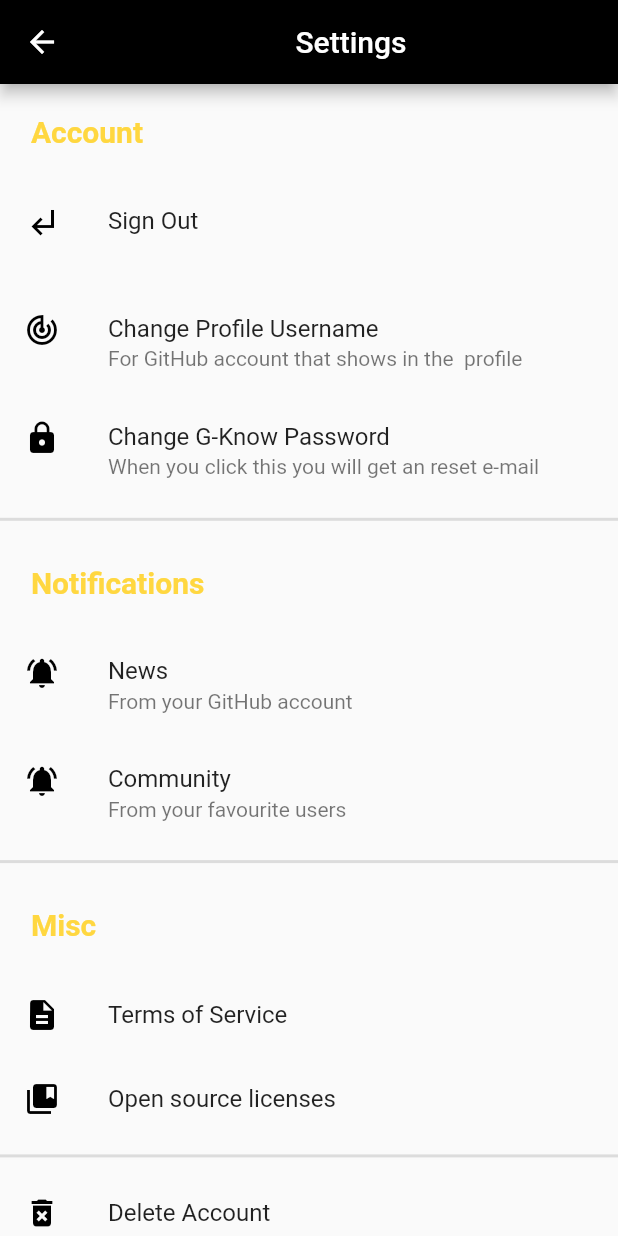
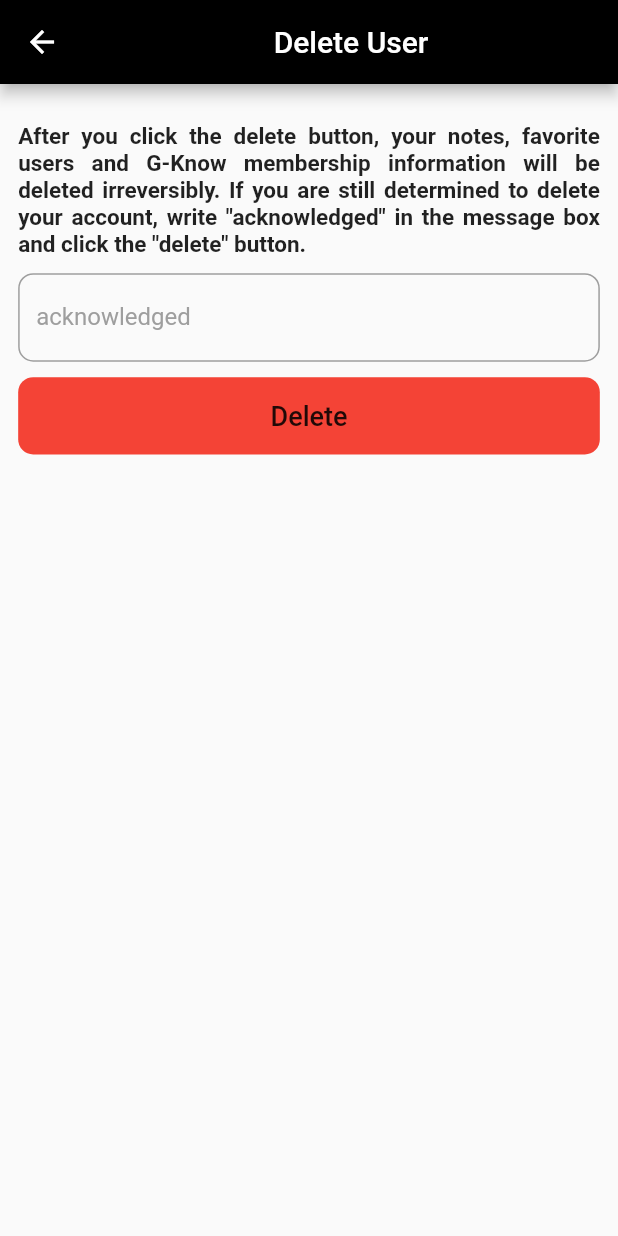
Before and after one commit to bbaltuntas/G-know, a Flutter app: the Settings screen opened directly, after a tap on "Delete Account", on a phone screen of 412 x 824 dp. Run offline on Flutter 3.47's test engine with Material 2 defaults, Android fonts, the phone set to English and light mode, and no system bars; our stand-ins replace cloud_firestore, firebase_auth, firebase_core; accounts and stored records are empty; network calls fail.

```diff
--- a/lib/authenticationService.dart
+++ b/lib/authenticationService.dart
@@ -10,6 +10,10 @@ class AuthenticationService {
 
   Future<void> signOut() async {
     await _firebaseAuth.signOut();
+  }
+
+  Future<void> delete() async {
+    await _firebaseAuth.currentUser.delete();
   }
 
   Future<String> changePassword() async {
--- a/lib/bottomNavigation.dart
+++ b/lib/bottomNavigation.dart
@@ -12,9 +12,9 @@ class BottomNavigation extends StatefulWidget {
 
 class _BottomNavigationState extends State<BottomNavigation> {
   int _selectedIndex = MyDrawer.selectionIndex;
+  // static const TextStyle optionStyle =  TextStyle(fontSize: 30, fontWeight: FontWeight.bold);
 
-  // static const TextStyle optionStyle =  TextStyle(fontSize: 30, fontWeight: FontWeight.bold);
-  static List<Widget> _widgetOptions = <Widget>[
+  List<Widget> _widgetOptions = <Widget>[
     Profile(),
     Search(),
     NotificationPage()
--- /dev/null
+++ b/lib/deleteUser.dart
@@ -0,0 +1,95 @@
+import 'package:flutter/material.dart';
+import 'package:gknow/noteFirestore.dart';
+import 'package:gknow/profile.dart';
+import 'package:gknow/userFirestore.dart';
+import 'authenticationService.dart';
+import 'package:provider/provider.dart';
+import 'login.dart';
+
+class Deleteuser extends StatefulWidget {
+  @override
+  _DeleteuserState createState() => _DeleteuserState();
+}
+
+class _DeleteuserState extends State<Deleteuser> {
+  TextEditingController deleteControl = new TextEditingController();
+
+  @override
+  Widget build(BuildContext context) {
+    var deviceOrientation = MediaQuery.of(context).orientation;
+    var screenSize = MediaQuery.of(context).size.width;
+
+    return Scaffold(
+      resizeToAvoidBottomInset: false,
+      appBar: AppBar(
+        title: Center(child: Text("Delete User")),
+        backgroundColor: Colors.black,
+      ),
+      body: _buildLayout(screenSize, deviceOrientation),
+    );
+  }
+
+  Widget _buildLayout(double screenSize, Orientation deviceOrientation) {
+    return SingleChildScrollView(
+      child: Container(
+        padding: EdgeInsets.all(screenSize / 34),
+        child: Column(
+          mainAxisAlignment: MainAxisAlignment.center,
+          children: [
+            SizedBox(height: screenSize / 30),
+            Text(
+                "After you click the delete button, your notes, "
+                "favorite users and G-Know membership information will be deleted irreversibly. "
+                "If you are still determined to delete your account, write \"acknowledged\" in the message box "
+                "and click the \"delete\" button. ",
+              style: TextStyle(fontSize: 15, fontWeight: FontWeight.bold),
+              textAlign: TextAlign.justify,
+            ),
+            SizedBox(height: screenSize / 40),
+            TextField(
+              controller: deleteControl,
+              decoration: InputDecoration(
+                enabledBorder: OutlineInputBorder(
+                  borderRadius: BorderRadius.all(Radius.circular(10.0)),
+                  borderSide: BorderSide(color: Colors.grey),
+                ),
+                focusedBorder: OutlineInputBorder(
+                  borderRadius: BorderRadius.all(Radius.circular(10.0)),
+                  borderSide: BorderSide(color: Colors.amberAccent),
+                ),
+                border: OutlineInputBorder(),
+                labelText: 'acknowledged',
+                labelStyle: TextStyle(color: Colors.grey),
+              ),
+            ),
+            SizedBox(height: screenSize / 40),
+            Container(
+              width: screenSize,
+              height: screenSize / 8,
+              child: FlatButton(
+                color: Colors.red,
+                shape: RoundedRectangleBorder(
+                    borderRadius: BorderRadius.circular(10)),
+                onPressed: () {
+                  if (deleteControl.text.trim() == "acknowledged") {
+                    UserFirestore().deleteUsername(Profile.usernameID);
+                    NoteFirestore().deleteNotes(Login.email);
+                    context.read<AuthenticationService>().delete();
+                    Navigator.push(context,
+                        MaterialPageRoute(builder: (context) => Login()));
+                  } else {
+                    print("Wrong keyword entered!");
+                  }
+                },
+                child: Text(
+                  "Delete",
+                  style: TextStyle(fontSize: 18),
+                ),
+              ),
+            ),
+          ],
+        ),
+      ),
+    );
+  }
+}
--- /dev/null
+++ b/lib/noteFirestore.dart
@@ -0,0 +1,69 @@
+import 'package:cloud_firestore/cloud_firestore.dart';
+
+class NoteFirestore {
+
+  CollectionReference notes = FirebaseFirestore.instance.collection('notes');
+
+  Future<void> addNote(String email, String title, String context) async {
+    return await notes
+        .add({
+      'email': email, // John Doe
+      'title': title, // Stokes and Sons
+      'context': context,
+      'id': "",
+    })
+        .then((value) {
+          notes.doc(value.id).update({'id': value.id});
+          print("Note Added");
+        })
+        .catchError((error) => print("Failed to add note: $error"));
+  }
+
+  Future<void> updateNote(String noteID, String newTitle, String newContext) async {
+    return await notes.doc(noteID).update({"title": newTitle, 'context': newContext})
+        .then((value) => print("Note Updated"))
+        .catchError((error) => print("Failed to update note: $error"));
+  }
+
+  Future<void> deleteNote(String noteID) async {
+    return await notes.doc(noteID).delete()
+        .then((value) => print("Note Deleted"))
+        .catchError((error) => print("Failed to delete note: $error"));
+  }
+
+  Future getNotes(String email) async {
+    List notesList = [];
+
+    try {
+      await notes.where('email', isEqualTo: email).get()
+          .then((value) {
+        print("Notes Found");
+        value.docs.forEach((element) {
+          notesList.add(element.data());
+        });
+      });
+      return notesList;
+    } catch (e) {
+      print(e.toString());
+      return null;
+    }
+  }
+
+  Future deleteNotes(String email) async {
+    List notesList = [];
+
+    try {
+      await notes.where('email', isEqualTo: email).get()
+          .then((value) {
+        value.docs.forEach((element) {
+          print("Note Deleted $element");
+          deleteNote(element.id);
+        });
+      });
+      return notesList;
+    } catch (e) {
+      print(e.toString());
+      return null;
+    }
+  }
+}
--- a/lib/settings.dart
+++ b/lib/settings.dart
@@ -1,4 +1,5 @@
 import 'package:flutter/material.dart';
+import 'package:gknow/deleteUser.dart';
 import 'package:gknow/login.dart';
 import 'package:gknow/profile.dart';
 import 'package:provider/provider.dart';
@@ -187,8 +188,8 @@ class _SettingsState extends State<Settings> {
               color: Colors.black,
             ),
             onTap: () {
-              // Navigator.of(context).push(MaterialPageRoute(
-              //     builder: (BuildContext context) => LanguagesScreen()));
+              Navigator.of(context).push(MaterialPageRoute(
+                  builder: (BuildContext context) => Deleteuser()));
             },
           ),
           Divider(
--- a/lib/userFirestore.dart
+++ b/lib/userFirestore.dart
@@ -15,10 +15,16 @@ class UserFirestore {
         .catchError((error) => print("Failed to add username: $error"));
   }
 
-  Future<void> changeUsername(String newUsername) {
-    return usernames.doc(Profile.usernameID).update({"username": newUsername})
-        .then((value) => print("Username Changed"))
-        .catchError((error) => print("Failed to add user: $error"));
+  Future<void> updateUsername(String usernameID, String newUsername) {
+    return usernames.doc(usernameID).update({"username": newUsername})
+        .then((value) => print("Username Updated"))
+        .catchError((error) => print("Failed to update user: $error"));
+  }
+
+  Future<void> deleteUsername(String usernameID) {
+    return usernames.doc(usernameID).delete()
+        .then((value) => print("Username deleted"))
+        .catchError((error) => print("Failed to delete user: $error"));
   }
 
   Future<void> getUsername(String email) {
```
Also changed, not shown: lib/addNote.dart (added, +127 -0 lines), lib/changeUsername.dart (+9 -6 lines), lib/login.dart (+20 -8 lines), lib/profile.dart (+63 -17 lines), lib/register.dart (+20 -7 lines), 1 other file.
